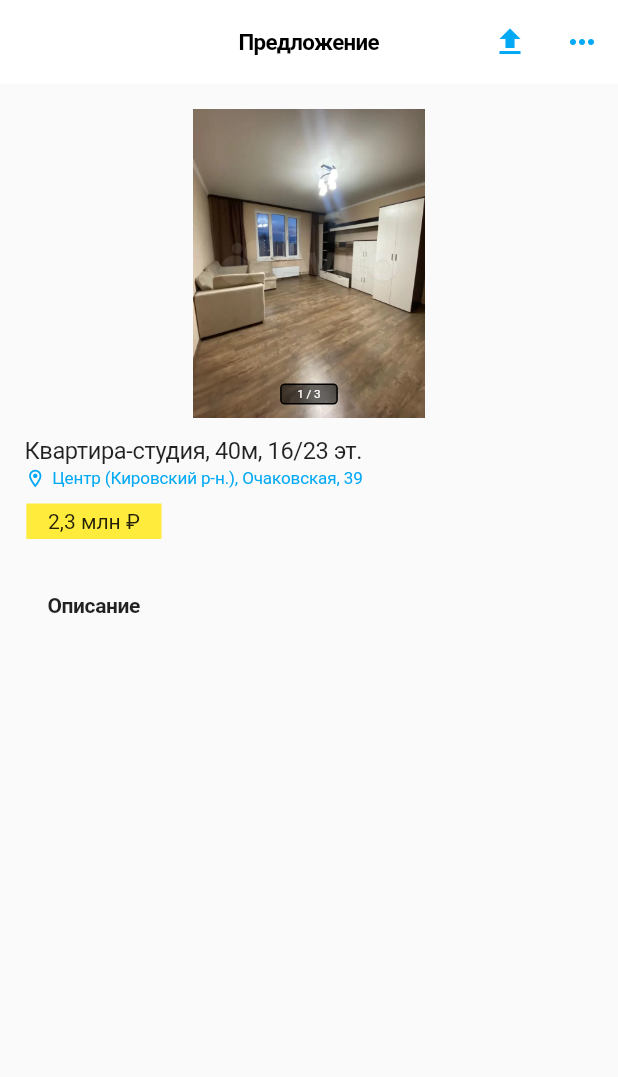
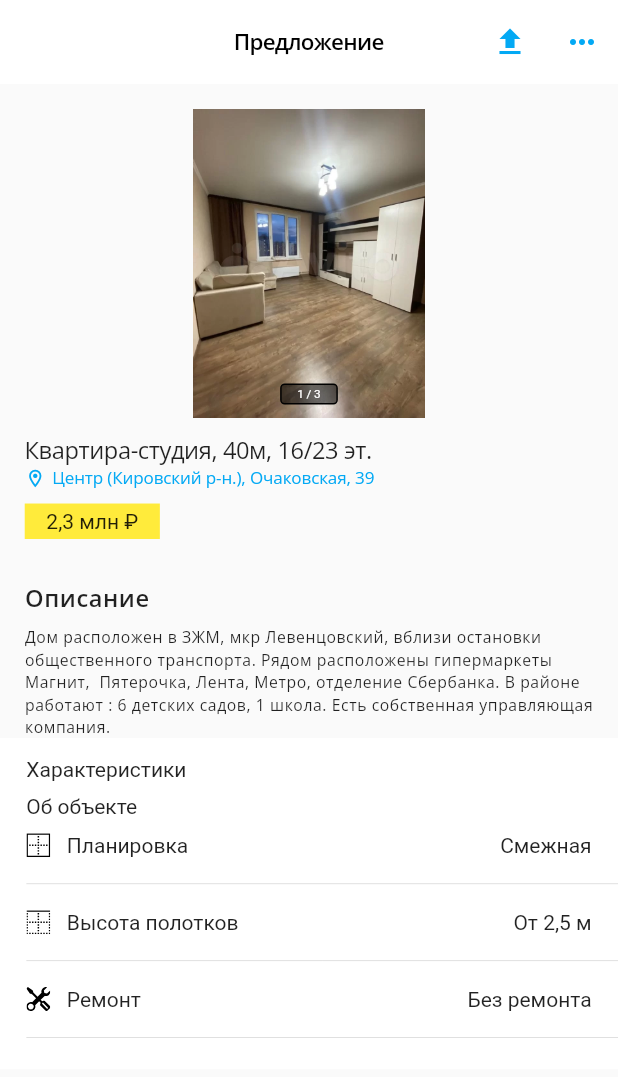
Before and after one commit to asayke/avito_page, a Flutter app: the screen it shows after launch, on a phone screen of 412 x 824 dp. Shown: the top 1077 px of the screen. Run offline on Flutter 3.47's test engine with Material 2 defaults, Android fonts, the phone set to English and light mode, and no system bars; drawn by our look-alikes of carousel_slider; our stand-ins replace equatable, flutter_screenutil, flutter_svg.

Commit message:
Refactored code, added Properties

```diff
--- a/lib/home_page.dart
+++ b/lib/home_page.dart
@@ -1,8 +1,12 @@
 import 'package:avito_page/models/category_model.dart';
+import 'package:avito_page/utils/app_icons.dart';
 import 'package:avito_page/widgets/my_image.dart';
+import 'package:avito_page/widgets/specifications.dart';
 import 'package:flutter/material.dart';
 import 'package:flutter_screenutil/flutter_screenutil.dart';
 import 'package:carousel_slider/carousel_slider.dart';
+import 'package:flutter_svg/flutter_svg.dart';
+import 'utils/app_text_styles.dart';
 
 class HomePage extends StatelessWidget {
   const HomePage({super.key});
@@ -11,13 +15,14 @@ class HomePage extends StatelessWidget {
   Widget build(BuildContext context) {
     return Scaffold(
       appBar: AppBar(
-        title: Text("Предложение", style: TextStyle(
+        title: Text("Предложение",
+            style: TextStyle(
                 color: Colors.black,
                 letterSpacing: -0.41.w,
-          height: 22.h/17.sp,
+                height: 22.h / 17.sp,
                 fontSize: 17.sp,
                 fontWeight: FontWeight.w600,
-          )),
+                fontFamily: "OpenSans")),
         centerTitle: true,
         elevation: 0,
         backgroundColor: Colors.white,
@@ -32,15 +37,12 @@ class HomePage extends StatelessWidget {
               icon: const Icon(Icons.more_horiz)),
         ],
       ),
-      body: Column(children: [
-        Padding(
-          padding: EdgeInsets.symmetric(
-            horizontal: 15.w,
-          ),
-          child: Column(
+      body: Column(
         children: [
           SizedBox(height: 19.h),
-              CarouselSlider(
+          Padding(
+            padding: EdgeInsets.symmetric(horizontal: 15.w),
+            child: CarouselSlider(
               options: CarouselOptions(
                 height: 235.h,
                 enableInfiniteScroll: false,
@@ -55,49 +57,40 @@ class HomePage extends StatelessWidget {
                       ))
                   .toList(),
             ),
+          ),
           Align(
             alignment: Alignment.topLeft,
             child: Padding(
-                  padding: EdgeInsets.only(top: 12.0.h),
+              padding: EdgeInsets.only(top: 12.0.h, left: 15.w),
               child: Text(
                 "Квартира-студия, 40м, 16/23 эт.",
-                    style: TextStyle(
-                      height: 25.h/18.sp,
-                      fontWeight: FontWeight.w400,
-                      letterSpacing: -0.24.w,
-                      fontSize: 18.sp,
+                style: AppTextStyles.adNameTextStyle,
               ),
             ),
           ),
-              ),
-              Row(children: [
+          Padding(
+            padding: EdgeInsets.only(left: 15.w),
+            child: Row(children: [
               Icon(
                 size: 16.r,
                 Icons.location_on_outlined,
                 color: Colors.lightBlue,
               ),
-                SizedBox(width: 4.w,),
-                Text(
-                  "Центр (Кировский р-н.), Очаковская, 39",
-                  style: TextStyle(
-                    color: Colors.lightBlue,
-                    fontSize: 13.sp,
-                    height: 18.h/13.sp,
-                    fontWeight: FontWeight.w400,
-                    letterSpacing: -0.08.w,
+              SizedBox(
+                width: 4.w,
               ),
-                )
+              Text("Центр (Кировский р-н.), Очаковская, 39",
+                  style: AppTextStyles.geolocationTextStyle)
             ]),
-            ],
           ),
+          Padding(
+            padding: EdgeInsets.only(left: 15.w),
+            child: Column(
+              crossAxisAlignment: CrossAxisAlignment.start,
+              children: [
+                SizedBox(
+                  height: 10.h,
                 ),
-        SizedBox(height: 10.0.h),
-        Align(
-          alignment: Alignment.topLeft,
-          child: Padding(
-            padding: EdgeInsets.only(left: 16.0.w),
-            child: Column(
-              children: [
                 Container(
                   height: 27.h,
                   width: 82.w,
@@ -107,17 +100,23 @@ class HomePage extends StatelessWidget {
                 SizedBox(
                   height: 40.h,
                 ),
-                 Text("Описание", textAlign: TextAlign.left, style: TextStyle(
-                    fontSize: 16.sp,
-                    height: 20.h/16.sp,
-                    fontWeight: FontWeight.w600,
-                    letterSpacing: -0.24.w,
-                ),),
+                Text(
+                  "Описание",
+                  textAlign: TextAlign.left,
+                  style: AppTextStyles.descriptionTitleTextStyle,
+                ),
+                SizedBox(height: 11.h),
+                Text(
+                  "Дом расположен в ЗЖМ, мкр Левенцовский, вблизи остановки общественного транспорта. Рядом расположены гипермаркеты ${"Магнит"},  ${"Пятерочка"}, ${"Лента"}, ${"Метро"}, отделение ${"Сбербанка"}. В районе работают : 6 детских садов, 1 школа. Есть собственная управляющая компания.",
+                  style: AppTextStyles.descriptionTextStyle,
+                  textAlign: TextAlign.left,
+                ),
               ],
             ),
           ),
-        )
-      ]),
+          const SpecificationsWidget(),
+        ],
+      ),
     );
   }
 }
@@ -155,8 +154,7 @@ class PhotoCarouselCard extends StatelessWidget {
                       fontSize: 9.0.sp,
                       fontWeight: FontWeight.w400,
                       letterSpacing: 1.59.w,
-                    height: 10.h / 9.sp
-                  ),
+                      height: 10.h / 9.sp),
                 ),
               ),
             ),
--- a/lib/models/category_model.dart
+++ b/lib/models/category_model.dart
@@ -1,3 +1,4 @@
+import 'package:avito_page/utils/app_images.dart';
 import 'package:equatable/equatable.dart';
 
 class Category extends Equatable {
@@ -10,8 +11,8 @@ class Category extends Equatable {
   List<Object?> get props => [number, imagePath];
 
   static List<Category> categories = [
-    const Category(number: 1, imagePath: "assets/photo0.jpg"),
-    const Category(number: 2, imagePath: "assets/photo1.jpg"),
-    const Category(number: 3, imagePath: "assets/photo2.jpg"),
+    const Category(number: 1, imagePath: AppImages.image0),
+    const Category(number: 2, imagePath: AppImages.image1),
+    const Category(number: 3, imagePath: AppImages.image2),
   ];
 }
--- /dev/null
+++ b/lib/utils/app_icons.dart
@@ -0,0 +1,6 @@
+abstract class AppIcons {
+  static const String uploadIcon = "assets/icons/upload.svg";
+  static const String borderOuter1Icon = "assets/icons/border-outer 1.svg";
+  static const String borderTop1Icon = "assets/icons/border-top 1.svg";
+  static const String tools1Icon = "assets/icons/tools 1.svg";
+}
--- /dev/null
+++ b/lib/utils/app_images.dart
@@ -0,0 +1,5 @@
+abstract class AppImages {
+  static const String image0 = "assets/images/photo0.jpg";
+  static const String image1 = "assets/images/photo1.jpg";
+  static const String image2 = "assets/images/photo2.jpg";
+}
--- /dev/null
+++ b/lib/utils/app_text_styles.dart
@@ -0,0 +1,35 @@
+import 'package:flutter/material.dart';
+import 'package:flutter_screenutil/flutter_screenutil.dart';
+
+abstract class AppTextStyles {
+  static const String fontFamilyOpenSans = "OpenSans";
+
+  static final TextStyle descriptionTextStyle = TextStyle(
+      fontSize: 12.sp,
+      fontFamily: "OpenSans",
+      fontWeight: FontWeight.w400,
+      height: 16.8.h / 12.sp,
+      letterSpacing: 0.35.w);
+
+  static final TextStyle geolocationTextStyle = TextStyle(
+      color: Colors.lightBlue,
+      fontSize: 13.sp,
+      height: 18.h / 13.sp,
+      fontWeight: FontWeight.w400,
+      letterSpacing: -0.08.w,
+      fontFamily: "OpenSans");
+
+  static final TextStyle descriptionTitleTextStyle = TextStyle(
+      fontSize: 18.sp,
+      height: 15.h / 18.sp,
+      fontWeight: FontWeight.w700,
+      letterSpacing: 0.35.w,
+      fontFamily: "OpenSans");
+
+  static final TextStyle adNameTextStyle = TextStyle(
+      height: 25.h / 18.sp,
+      fontWeight: FontWeight.w400,
+      letterSpacing: -0.24.w,
+      fontSize: 18.sp,
+      fontFamily: "OpenSans");
+}
--- /dev/null
+++ b/lib/widgets/property.dart
@@ -0,0 +1,46 @@
+import 'package:flutter/material.dart';
+import 'package:flutter_screenutil/flutter_screenutil.dart';
+import 'package:flutter_svg/flutter_svg.dart';
+
+class PropertyWidget extends StatelessWidget {
+  final String iconPath;
+  final String propertyName;
+  final String propertyValue;
+  const PropertyWidget({
+    super.key,
+    required this.iconPath,
+    required this.propertyName,
+    required this.propertyValue,
+  });
+
+  @override
+  Widget build(BuildContext context) {
+    return Column(
+      children: [
+        Padding(
+          padding: EdgeInsets.only(
+            top: 11.h,
+            bottom: 11.h,
+            right: 16.w,
+          ),
+          child: Row(
+            children: [
+              SvgPicture.asset(iconPath),
+              SizedBox(width: 10.w),
+              Flexible(
+                child: Row(
+                  mainAxisAlignment: MainAxisAlignment.spaceBetween,
+                  children: [
+                    Text(propertyName),
+                    Text(propertyValue),
+                  ],
+                ),
+              ),
+            ],
+          ),
+        ),
+        Divider(),
+      ],
+    );
+  }
+}
--- /dev/null
+++ b/lib/widgets/specifications.dart
@@ -0,0 +1,43 @@
+import 'package:avito_page/widgets/property.dart';
+import 'package:flutter/material.dart';
+import 'package:flutter_screenutil/flutter_screenutil.dart';
+
+import '../utils/app_icons.dart';
+
+class SpecificationsWidget extends StatelessWidget {
+  const SpecificationsWidget({super.key});
+
+  @override
+  Widget build(BuildContext context) {
+    return Container(
+      padding: EdgeInsets.only(
+        left: 16.w,
+        top: 15.h,
+        bottom: 15.h,
+      ),
+      color: Colors.white,
+      child: Column(
+        crossAxisAlignment: CrossAxisAlignment.start,
+        children: [
+          Text("Характеристики"),
+          SizedBox(
+            height: 10.h,
+          ),
+          Text("Об объекте"),
+          const PropertyWidget(
+              iconPath: AppIcons.borderOuter1Icon,
+              propertyName: "Планировка",
+              propertyValue: "Смежная"),
+          const PropertyWidget(
+              iconPath: AppIcons.borderTop1Icon,
+              propertyName: "Высота полотков",
+              propertyValue: "От 2,5 м"),
+          const PropertyWidget(
+              iconPath: AppIcons.tools1Icon,
+              propertyName: "Ремонт",
+              propertyValue: "Без ремонта"),
+        ],
+      ),
+    );
+  }
+}
```
Also changed, not shown: pubspec.yaml (+9 -1 lines), assets/fonts/OpenSans-Regular.ttf (added), assets/fonts/OpenSans-SemiBold.ttf (added), assets/icons/border-outer 1.svg (added), assets/icons/border-top 1.svg (added), assets/icons/tools 1.svg (added), assets/icons/upload.svg (renamed from assets/upload.svg), assets/images/photo0.jpg (renamed from assets/photo0.jpg), assets/images/photo1.jpg (renamed from assets/photo1.jpg), assets/images/photo2.jpg (renamed from assets/photo2.jpg). Lines whose indentation alone changed are shown as unchanged.
